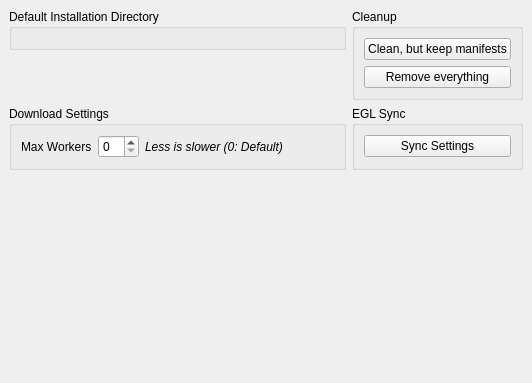
Old version of the form rare/ui/components/tabs/settings/legendary.ui in the repository RareDevs/Rare.
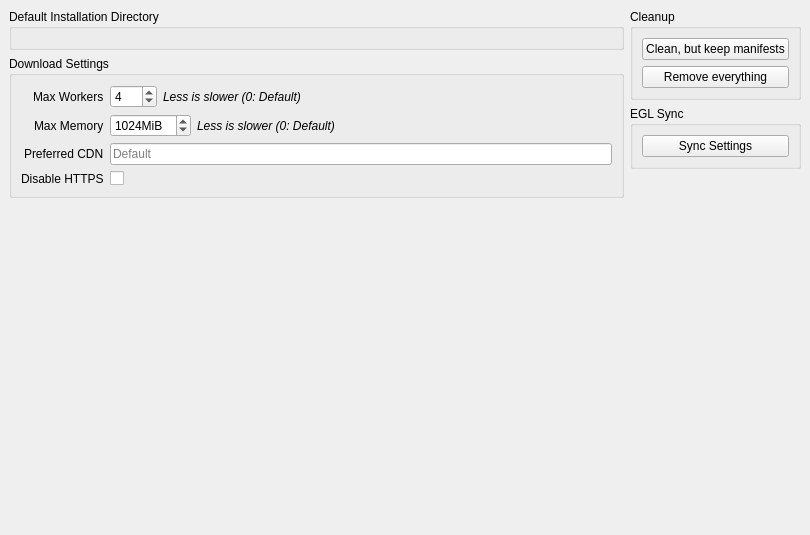
New version of the form.

Commit message: Add more download options in legedary settings tab

Diff of the .ui file:
```diff
--- a/rare/ui/components/tabs/settings/legendary.ui
+++ b/rare/ui/components/tabs/settings/legendary.ui
@@ -6,8 +6,8 @@
    <rect>
     <x>0</x>
     <y>0</y>
-    <width>532</width>
-    <height>383</height>
+    <width>810</width>
+    <height>535</height>
    </rect>
   </property>
   <property name="windowTitle">
@@ -17,9 +17,172 @@
    <number>0</number>
   </property>
   <widget class="QWidget" name="settings">
-   <layout class="QGridLayout" name="layout_settings">
+   <layout class="QHBoxLayout" name="settings_layout">
+    <item>
+     <layout class="QVBoxLayout" name="left_layout">
+      <item>
+       <widget class="QGroupBox" name="install_dir_group">
+        <property name="title">
+         <string>Default Installation Directory</string>
+        </property>
+        <layout class="QVBoxLayout" name="layout_install_dir"/>
+       </widget>
+      </item>
+      <item>
+       <widget class="QGroupBox" name="download_group">
+        <property name="title">
+         <string>Download Settings</string>
+        </property>
+        <layout class="QFormLayout" name="download_layout">
+         <property name="labelAlignment">
+          <set>Qt::AlignRight|Qt::AlignTrailing|Qt::AlignVCenter</set>
+         </property>
+         <item row="0" column="0">
+          <widget class="QLabel" name="max_workers_label">
+           <property name="sizePolicy">
+            <sizepolicy hsizetype="Maximum" vsizetype="Preferred">
+             <horstretch>0</horstretch>
+             <verstretch>0</verstretch>
+            </sizepolicy>
+           </property>
+           <property name="text">
+            <string>Max Workers</string>
+           </property>
+          </widget>
+         </item>
     <item row="0" column="1">
-     <widget class="QGroupBox" name="gb_clean">
+          <layout class="QHBoxLayout" name="max_workers_layout">
+           <item>
+            <widget class="QSpinBox" name="max_worker_spin">
+             <property name="sizePolicy">
+              <sizepolicy hsizetype="Maximum" vsizetype="Fixed">
+               <horstretch>0</horstretch>
+               <verstretch>0</verstretch>
+              </sizepolicy>
+             </property>
+             <property name="minimum">
+              <number>0</number>
+             </property>
+             <property name="maximum">
+              <number>128</number>
+             </property>
+             <property name="value">
+              <number>4</number>
+             </property>
+            </widget>
+           </item>
+           <item>
+            <widget class="QLabel" name="max_workers_info_label">
+             <property name="font">
+              <font>
+               <italic>true</italic>
+              </font>
+             </property>
+             <property name="text">
+              <string>Less is slower (0: Default)</string>
+             </property>
+            </widget>
+           </item>
+          </layout>
+         </item>
+         <item row="1" column="0">
+          <widget class="QLabel" name="max_memory_label">
+           <property name="text">
+            <string>Max Memory</string>
+           </property>
+          </widget>
+         </item>
+         <item row="1" column="1">
+          <layout class="QHBoxLayout" name="max_memory_layout">
+           <item>
+            <widget class="QSpinBox" name="max_memory_spin">
+             <property name="sizePolicy">
+              <sizepolicy hsizetype="Maximum" vsizetype="Fixed">
+               <horstretch>0</horstretch>
+               <verstretch>0</verstretch>
+              </sizepolicy>
+             </property>
+             <property name="suffix">
+              <string>MiB</string>
+             </property>
+             <property name="minimum">
+              <number>0</number>
+             </property>
+             <property name="maximum">
+              <number>10240</number>
+             </property>
+             <property name="singleStep">
+              <number>128</number>
+             </property>
+             <property name="value">
+              <number>1024</number>
+             </property>
+            </widget>
+           </item>
+           <item>
+            <widget class="QLabel" name="max_memory_info_label">
+             <property name="font">
+              <font>
+               <italic>true</italic>
+              </font>
+             </property>
+             <property name="text">
+              <string>Less is slower (0: Default)</string>
+             </property>
+            </widget>
+           </item>
+          </layout>
+         </item>
+         <item row="2" column="0">
+          <widget class="QLabel" name="preferred_cdn_label">
+           <property name="text">
+            <string>Preferred CDN</string>
+           </property>
+          </widget>
+         </item>
+         <item row="2" column="1">
+          <widget class="QLineEdit" name="preferred_cdn_line">
+           <property name="placeholderText">
+            <string>Default</string>
+           </property>
+          </widget>
+         </item>
+         <item row="3" column="0">
+          <widget class="QLabel" name="disable_https_label">
+           <property name="text">
+            <string>Disable HTTPS</string>
+           </property>
+          </widget>
+         </item>
+         <item row="3" column="1">
+          <widget class="QCheckBox" name="disable_https_check">
+           <property name="text">
+            <string/>
+           </property>
+          </widget>
+         </item>
+        </layout>
+       </widget>
+      </item>
+      <item>
+       <spacer name="left_vspacer">
+        <property name="orientation">
+         <enum>Qt::Vertical</enum>
+        </property>
+        <property name="sizeHint" stdset="0">
+         <size>
+          <width>20</width>
+          <height>40</height>
+         </size>
+        </property>
+       </spacer>
+      </item>
+     </layout>
+    </item>
+    <item>
+     <layout class="QVBoxLayout" name="right_layout">
+      <item>
+       <widget class="QGroupBox" name="cleanup_group">
       <property name="title">
        <string>Cleanup</string>
       </property>
@@ -41,7 +204,7 @@
       </layout>
      </widget>
     </item>
-    <item row="1" column="1">
+      <item>
      <widget class="QGroupBox" name="egl_sync">
       <property name="title">
        <string>EGL Sync</string>
@@ -57,66 +220,8 @@
       </layout>
      </widget>
     </item>
-    <item row="1" column="0">
-     <widget class="QGroupBox" name="gb_downloads">
-      <property name="title">
-       <string>Download Settings</string>
-      </property>
-      <layout class="QGridLayout" name="layout_downloads">
-       <item row="0" column="4">
-        <spacer name="hs_downloads">
-         <property name="orientation">
-          <enum>Qt::Horizontal</enum>
-         </property>
-         <property name="sizeHint" stdset="0">
-          <size>
-           <width>40</width>
-           <height>20</height>
-          </size>
-         </property>
-        </spacer>
-       </item>
-       <item row="0" column="1">
-        <widget class="QSpinBox" name="max_worker_select"/>
-       </item>
-       <item row="0" column="0" alignment="Qt::AlignRight">
-        <widget class="QLabel" name="lbl_max_workers">
-         <property name="sizePolicy">
-          <sizepolicy hsizetype="Maximum" vsizetype="Preferred">
-           <horstretch>0</horstretch>
-           <verstretch>0</verstretch>
-          </sizepolicy>
-         </property>
-         <property name="text">
-          <string>Max Workers</string>
-         </property>
-        </widget>
-       </item>
-       <item row="0" column="2">
-        <widget class="QLabel" name="lbl_max_workers_info">
-         <property name="font">
-          <font>
-           <italic>true</italic>
-          </font>
-         </property>
-         <property name="text">
-          <string>Less is slower (0: Default)</string>
-         </property>
-        </widget>
-       </item>
-      </layout>
-     </widget>
-    </item>
-    <item row="0" column="0" alignment="Qt::AlignTop">
-     <widget class="QGroupBox" name="gb_install_dir">
-      <property name="title">
-       <string>Default Installation Directory</string>
-      </property>
-      <layout class="QVBoxLayout" name="layout_install_dir"/>
-     </widget>
-    </item>
-    <item row="2" column="0" colspan="2">
-     <spacer name="vs_legendary">
+      <item>
+       <spacer name="right_vspacer">
       <property name="orientation">
        <enum>Qt::Vertical</enum>
       </property>
@@ -127,6 +232,8 @@
        </size>
       </property>
      </spacer>
+      </item>
+     </layout>
     </item>
    </layout>
   </widget>
```
Left out of the diff: 4 changed lines with no effect on the pictures. Lines whose indentation alone changed are shown as unchanged. The commit also changes 4 other files.
